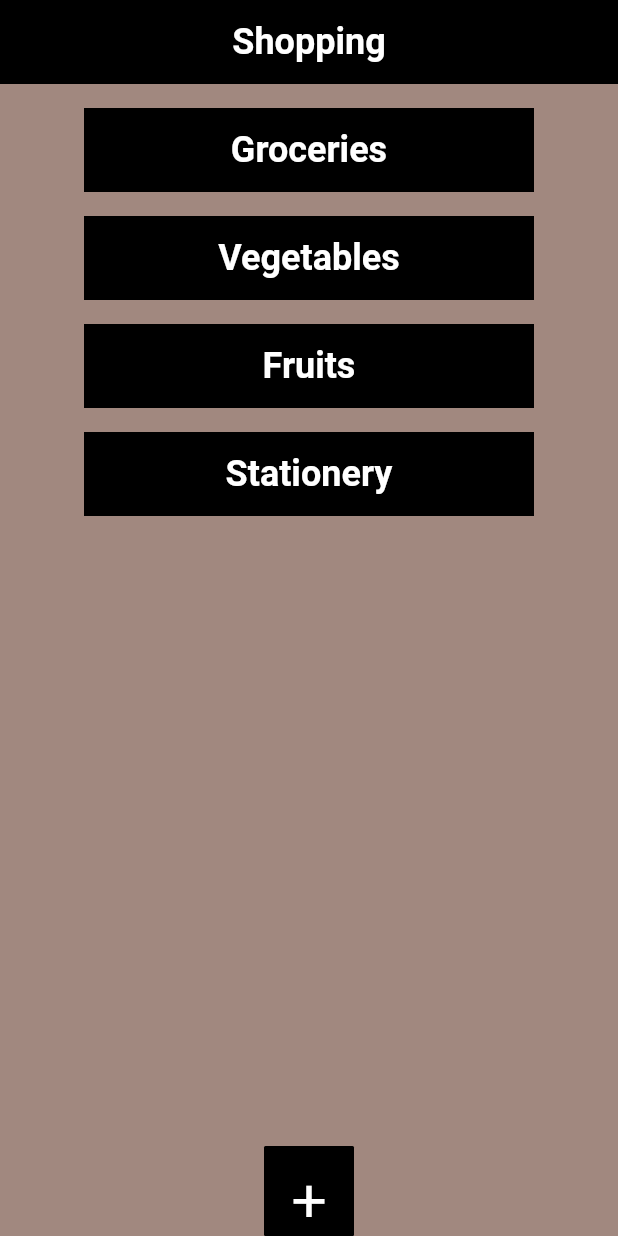
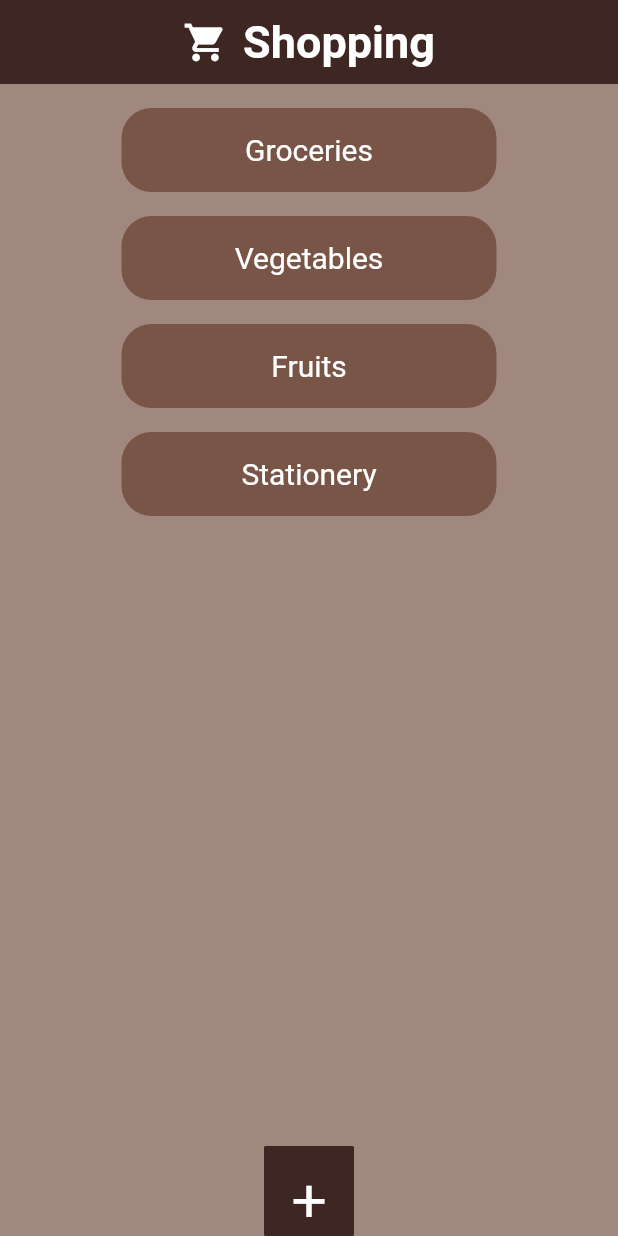
Before and after one commit to Jemipaul123/reminder_app, a Flutter app: the MainPage screen opened directly, on a phone screen of 412 x 824 dp. Run offline on Flutter 3.47's test engine with Material 2 defaults, Android fonts, the phone set to English and light mode, and no system bars; our stand-ins replace firebase_core, google_fonts; accounts and stored records are empty.

Commit message:
Update mainpg.dart

```diff
--- a/lib/pages/mainpg.dart
+++ b/lib/pages/mainpg.dart
@@ -18,19 +18,29 @@ class _MainPageState extends State<MainPage> {
       body: Column(
         children: [
         Container(
-            color: Colors.black,
+        color: Colors.brown.shade900,
         height: kToolbarHeight,
-            child: Center(
-              child: Text(
+        child: Row(
+          mainAxisAlignment: MainAxisAlignment.center,
+          children: [
+            Icon(
+              Icons.local_grocery_store,
+              size: 30,
+              color: Colors.white,
+            ),
+            SizedBox(width: 10),
+            Text(
               'Shopping',
               style: TextStyle(
                 color: Colors.white,
-                  fontSize: 24.0,
+                fontSize: 30.0,
                 fontWeight: FontWeight.bold,
               ),
             ),
+          ],
         ),
       ),
+
 
         SizedBox(height: 16.0),
 
@@ -42,19 +52,20 @@ class _MainPageState extends State<MainPage> {
     );
     },
     child: SizedBox(
-
     child: Container(
-
-                color: Colors.black,
+    decoration: BoxDecoration(
+    color: Colors.brown.shade500,
+    borderRadius: BorderRadius.circular(20.0),
+    ),
     height: kToolbarHeight,
-                width:300,
+    width:250,
     child: Center(
     child: Text(
     'Groceries',
     style: TextStyle(
     color: Colors.white,
-                      fontSize: 24.0,
-                      fontWeight: FontWeight.bold,
+    fontSize: 20.0,
+
     ),
     ),
     ),
@@ -71,17 +82,52 @@ class _MainPageState extends State<MainPage> {
                 MaterialPageRoute(builder: (context) => WorkPage()),
               );
             },
+            child: SizedBox(
               child: Container(
-              color: Colors.black,
+                decoration: BoxDecoration(
+                  color: Colors.brown.shade500,
+                  borderRadius: BorderRadius.circular(20.0),
+                ),
                 height: kToolbarHeight,
-              width: 300,
+                width:250,
                 child: Center(
                   child: Text(
                     'Vegetables',
                     style: TextStyle(
                       color: Colors.white,
-                    fontSize: 24.0,
-                    fontWeight: FontWeight.bold,
+                      fontSize: 20.0,
+
+                    ),
+                  ),
+                ),
+              ),
+            ),
+          ),
+          SizedBox(height: 16.0),
+
+          InkWell(
+            onTap: () {
+              Navigator.push(
+                context,
+                MaterialPageRoute(builder: (context) => WorkPage()),
+              );
+            },
+            child: SizedBox(
+              child: Container(
+                decoration: BoxDecoration(
+                  color: Colors.brown.shade500,
+                  borderRadius: BorderRadius.circular(20.0),
+                ),
+                height: kToolbarHeight,
+                width:250,
+                child: Center(
+                  child: Text(
+                    'Fruits',
+                    style: TextStyle(
+                      color: Colors.white,
+                      fontSize: 20.0,
+
+                    ),
                   ),
                 ),
               ),
@@ -97,55 +143,35 @@ class _MainPageState extends State<MainPage> {
                 MaterialPageRoute(builder: (context) => WorkPage()),
               );
             },
+            child: SizedBox(
               child: Container(
-              color: Colors.black,
+
+                decoration: BoxDecoration(
+                  color: Colors.brown.shade500,
+                  borderRadius: BorderRadius.circular(20.0),
+                ),
                 height: kToolbarHeight,
-              width: 300,
+                width:250,
                 child: Center(
                   child: Text(
-                  'Fruits',
+                    'Stationery',
                     style: TextStyle(
                       color: Colors.white,
-                    fontSize: 24.0,
-                    fontWeight: FontWeight.bold,
+                      fontSize: 20.0,
+
+                    ),
                   ),
                 ),
               ),
             ),
           ),
 
-          SizedBox(height: 16.0),
-
-          InkWell(
-            onTap: () {
-              Navigator.push(
-                context,
-                MaterialPageRoute(builder: (context) => WorkPage()),
-              );
-            },
-            child: Container(
-              color: Colors.black,
-
-              height: kToolbarHeight,
-              width: 300,
-              child: Center(
-                child: Text(
-                  'Stationery',
-                  style: TextStyle(
-                    color: Colors.white,
-                    fontSize: 24.0,
-                    fontWeight: FontWeight.bold,
-                  ),
-                ),
-              ),
-            ),
-          ),
           Spacer(),
           Container(
             height:60,
             width:60,
             decoration: BoxDecoration(
-                color: Colors.black,
+                color: Colors.brown.shade900,
                 borderRadius: BorderRadius.circular(1.0)
             ),
             child: Padding(
```
Lines whose indentation alone changed are shown as unchanged.
